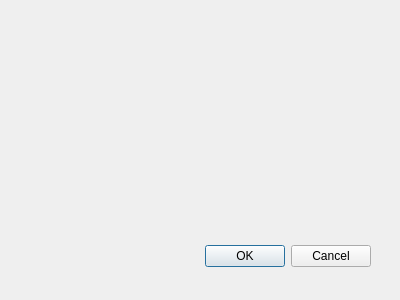
Above: ofdEditor/model/Widget/BlockSizeAndPosSettingDialog.ui from mcoder2014/ofdEditor before the change. Below: the same form after it.
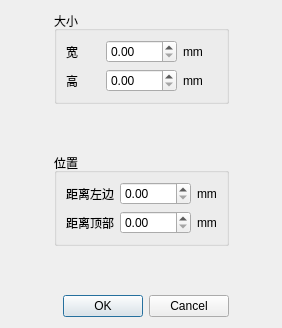
That is the form after the change.

Commit message: 完成大小与位置窗口

What changed in the file:
```diff
--- a/ofdEditor/model/Widget/BlockSizeAndPosSettingDialog.ui
+++ b/ofdEditor/model/Widget/BlockSizeAndPosSettingDialog.ui
@@ -6,29 +6,179 @@
    <rect>
     <x>0</x>
     <y>0</y>
-    <width>400</width>
-    <height>300</height>
+    <width>282</width>
+    <height>328</height>
    </rect>
   </property>
   <property name="windowTitle">
    <string>调整块的大小尺寸</string>
   </property>
-  <widget class="QDialogButtonBox" name="buttonBox">
-   <property name="geometry">
-    <rect>
-     <x>30</x>
-     <y>240</y>
-     <width>341</width>
-     <height>32</height>
-    </rect>
-   </property>
-   <property name="orientation">
-    <enum>Qt::Horizontal</enum>
-   </property>
-   <property name="standardButtons">
-    <set>QDialogButtonBox::Cancel|QDialogButtonBox::Ok</set>
-   </property>
-  </widget>
+  <layout class="QGridLayout" name="gridLayout_3">
+   <item row="0" column="1">
+    <widget class="QGroupBox" name="groupBox">
+     <property name="title">
+      <string>大小</string>
+     </property>
+     <layout class="QGridLayout" name="gridLayout">
+      <item row="0" column="0">
+       <widget class="QLabel" name="label">
+        <property name="text">
+         <string>宽</string>
+        </property>
+       </widget>
+      </item>
+      <item row="0" column="1">
+       <widget class="QDoubleSpinBox" name="widthValue">
+        <property name="maximum">
+         <double>1000.000000000000000</double>
+        </property>
+       </widget>
+      </item>
+      <item row="0" column="2">
+       <widget class="QLabel" name="label_3">
+        <property name="text">
+         <string>mm</string>
+        </property>
+       </widget>
+      </item>
+      <item row="1" column="0">
+       <widget class="QLabel" name="label_2">
+        <property name="text">
+         <string>高</string>
+        </property>
+       </widget>
+      </item>
+      <item row="1" column="1">
+       <widget class="QDoubleSpinBox" name="heightValue">
+        <property name="maximum">
+         <double>1000.000000000000000</double>
+        </property>
+       </widget>
+      </item>
+      <item row="1" column="2">
+       <widget class="QLabel" name="label_4">
+        <property name="text">
+         <string>mm</string>
+        </property>
+       </widget>
+      </item>
+     </layout>
+    </widget>
+   </item>
+   <item row="2" column="1">
+    <widget class="QGroupBox" name="groupBox_2">
+     <property name="title">
+      <string>位置</string>
+     </property>
+     <layout class="QGridLayout" name="gridLayout_2">
+      <item row="0" column="0">
+       <widget class="QLabel" name="label_5">
+        <property name="text">
+         <string>距离左边</string>
+        </property>
+       </widget>
+      </item>
+      <item row="0" column="1">
+       <widget class="QDoubleSpinBox" name="xValue">
+        <property name="maximum">
+         <double>1000.000000000000000</double>
+        </property>
+       </widget>
+      </item>
+      <item row="0" column="2">
+       <widget class="QLabel" name="label_7">
+        <property name="text">
+         <string>mm</string>
+        </property>
+       </widget>
+      </item>
+      <item row="1" column="0">
+       <widget class="QLabel" name="label_6">
+        <property name="text">
+         <string>距离顶部</string>
+        </property>
+       </widget>
+      </item>
+      <item row="1" column="1">
+       <widget class="QDoubleSpinBox" name="yValue">
+        <property name="maximum">
+         <double>1000.000000000000000</double>
+        </property>
+       </widget>
+      </item>
+      <item row="1" column="2">
+       <widget class="QLabel" name="label_8">
+        <property name="text">
+         <string>mm</string>
+        </property>
+       </widget>
+      </item>
+     </layout>
+    </widget>
+   </item>
+   <item row="1" column="1">
+    <spacer name="verticalSpacer">
+     <property name="orientation">
+      <enum>Qt::Vertical</enum>
+     </property>
+     <property name="sizeHint" stdset="0">
+      <size>
+       <width>20</width>
+       <height>40</height>
+      </size>
+     </property>
+    </spacer>
+   </item>
+   <item row="4" column="1">
+    <widget class="QDialogButtonBox" name="buttonBox">
+     <property name="orientation">
+      <enum>Qt::Horizontal</enum>
+     </property>
+     <property name="standardButtons">
+      <set>QDialogButtonBox::Cancel|QDialogButtonBox::Ok</set>
+     </property>
+    </widget>
+   </item>
+   <item row="0" column="0">
+    <spacer name="horizontalSpacer">
+     <property name="orientation">
+      <enum>Qt::Horizontal</enum>
+     </property>
+     <property name="sizeHint" stdset="0">
+      <size>
+       <width>40</width>
+       <height>20</height>
+      </size>
+     </property>
+    </spacer>
+   </item>
+   <item row="0" column="2">
+    <spacer name="horizontalSpacer_2">
+     <property name="orientation">
+      <enum>Qt::Horizontal</enum>
+     </property>
+     <property name="sizeHint" stdset="0">
+      <size>
+       <width>40</width>
+       <height>20</height>
+      </size>
+     </property>
+    </spacer>
+   </item>
+   <item row="3" column="1">
+    <spacer name="verticalSpacer_2">
+     <property name="orientation">
+      <enum>Qt::Vertical</enum>
+     </property>
+     <property name="sizeHint" stdset="0">
+      <size>
+       <width>20</width>
+       <height>40</height>
+      </size>
+     </property>
+    </spacer>
+   </item>
+  </layout>
  </widget>
  <resources/>
  <connections>
```
The commit also changes 3 other files.
